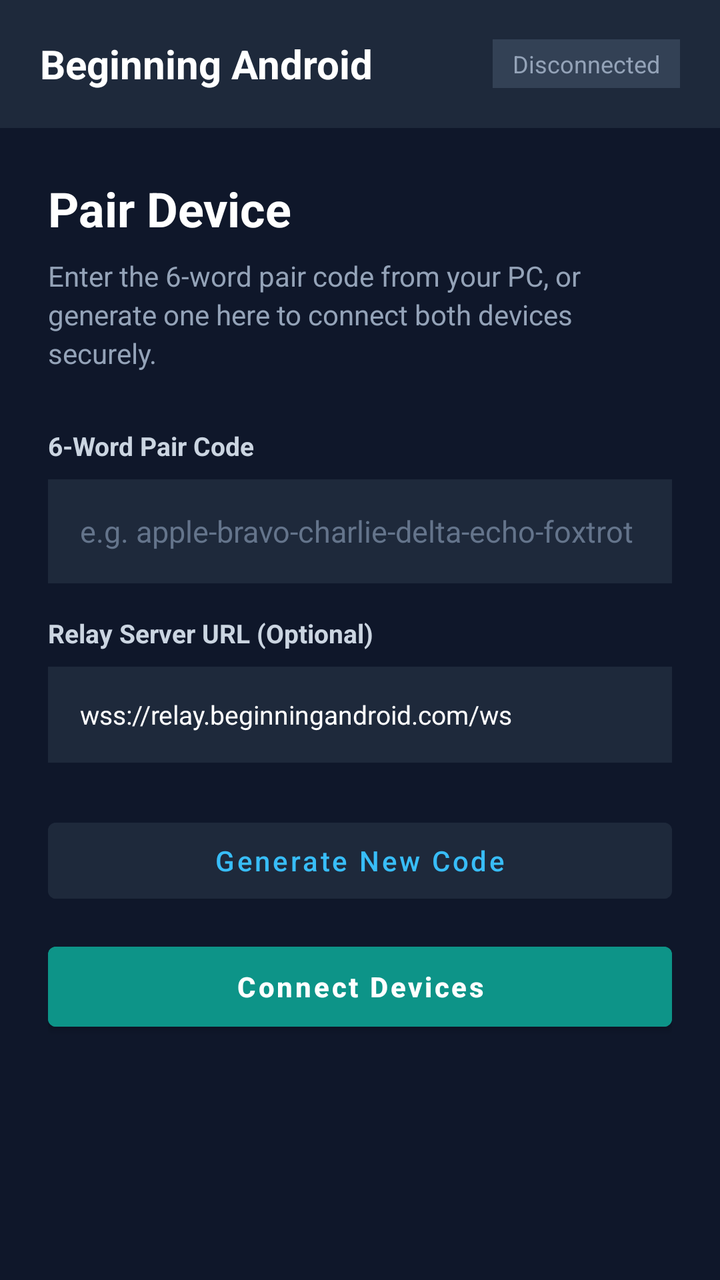
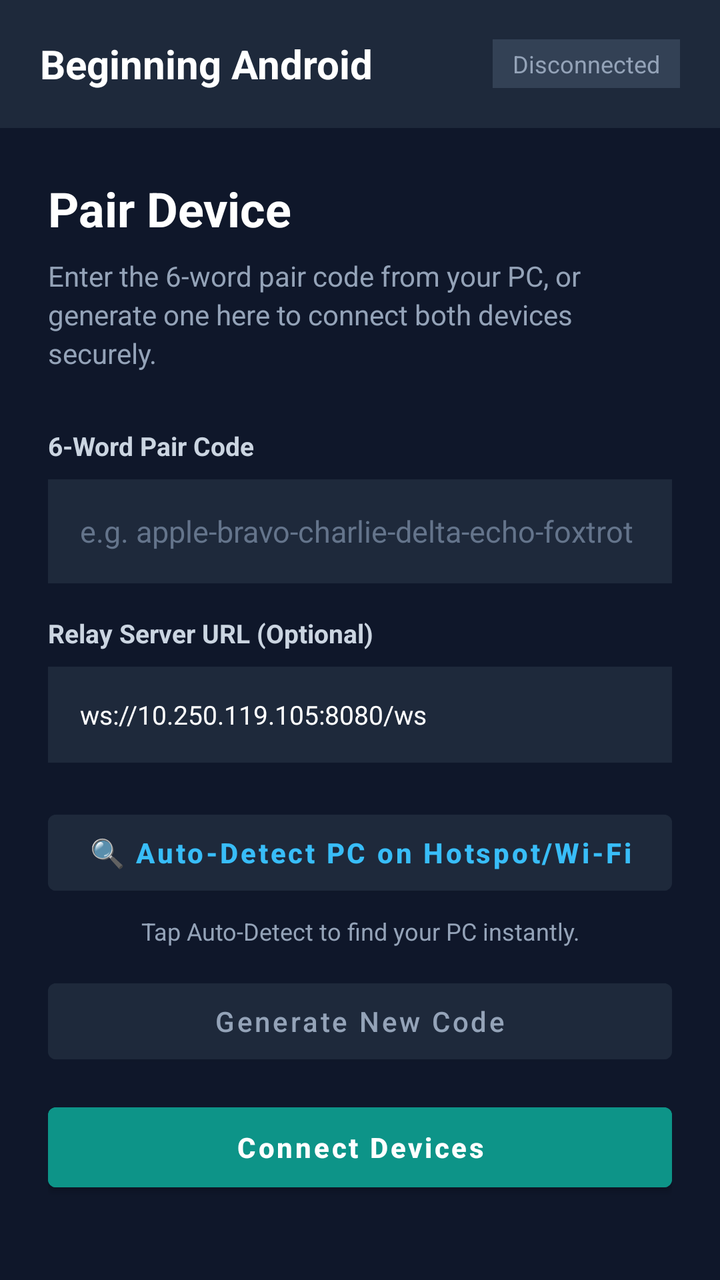

The first picture is an Android layout as it rendered before a commit; the second is the same layout after the commit. The layout source and the unified diff follow.
<!-- AndroidManifest.xml: application theme Theme.BeginningAndroid -->
<!-- res/layout/activity_main.xml -->
<?xml version="1.0" encoding="utf-8"?>
<LinearLayout xmlns:android="http://schemas.android.com/apk/res/android"
    xmlns:app="http://schemas.android.com/apk/res-auto"
    android:layout_width="match_parent"
    android:layout_height="match_parent"
    android:orientation="vertical"
    android:background="#0F172A">

    
    <LinearLayout
        android:layout_width="match_parent"
        android:layout_height="64dp"
        android:orientation="horizontal"
        android:gravity="center_vertical"
        android:paddingHorizontal="20dp"
        android:background="#1E293B">

        <TextView
            android:layout_width="0dp"
            android:layout_height="wrap_content"
            android:layout_weight="1"
            android:text="@string/app_name"
            android:textColor="#FFFFFF"
            android:textSize="20sp"
            android:textStyle="bold" />

        <TextView
            android:id="@+id/badgeStatus"
            android:layout_width="wrap_content"
            android:layout_height="wrap_content"
            android:text="@string/status_disconnected"
            android:textColor="#94A3B8"
            android:textSize="12sp"
            android:paddingHorizontal="10dp"
            android:paddingVertical="4dp"
            android:background="#334155" />
    </LinearLayout>

    <FrameLayout
        android:layout_width="match_parent"
        android:layout_height="match_parent">

        
        <ScrollView
            android:id="@+id/screenPairing"
            android:layout_width="match_parent"
            android:layout_height="match_parent"
            android:visibility="visible">

            <LinearLayout
                android:layout_width="match_parent"
                android:layout_height="wrap_content"
                android:orientation="vertical"
                android:padding="24dp">

                <TextView
                    android:layout_width="wrap_content"
                    android:layout_height="wrap_content"
                    android:text="@string/title_pairing"
                    android:textColor="#FFFFFF"
                    android:textSize="24sp"
                    android:textStyle="bold" />

                <TextView
                    android:layout_width="match_parent"
                    android:layout_height="wrap_content"
                    android:layout_marginTop="8dp"
                    android:text="@string/desc_pairing"
                    android:textColor="#94A3B8"
                    android:textSize="14sp"
                    android:lineSpacingExtra="3dp" />

                <TextView
                    android:layout_width="wrap_content"
                    android:layout_height="wrap_content"
                    android:layout_marginTop="28dp"
                    android:text="6-Word Pair Code"
                    android:textColor="#CBD5E1"
                    android:textSize="13sp"
                    android:textStyle="bold" />

                <EditText
                    android:id="@+id/etPairCode"
                    android:layout_width="match_parent"
                    android:layout_height="52dp"
                    android:layout_marginTop="8dp"
                    android:background="#1E293B"
                    android:hint="@string/hint_pair_code"
                    android:textColor="#FFFFFF"
                    android:textColorHint="#64748B"
                    android:paddingHorizontal="16dp"
                    android:inputType="textNoSuggestions"
                    android:textSize="15sp" />

                <TextView
                    android:layout_width="wrap_content"
                    android:layout_height="wrap_content"
                    android:layout_marginTop="16dp"
                    android:text="Relay Server URL (Optional)"
                    android:textColor="#CBD5E1"
                    android:textSize="13sp"
                    android:textStyle="bold" />

                <EditText
                    android:id="@+id/etServerUrl"
                    android:layout_width="match_parent"
                    android:layout_height="48dp"
                    android:layout_marginTop="8dp"
                    android:background="#1E293B"
                    android:text="@string/default_relay_url"
                    android:textColor="#FFFFFF"
                    android:textColorHint="#64748B"
                    android:paddingHorizontal="16dp"
                    android:inputType="textUri"
                    android:textSize="13sp" />

                <Button
                    android:id="@+id/btnGenerateCode"
                    android:layout_width="match_parent"
                    android:layout_height="50dp"
                    android:layout_marginTop="24dp"
                    android:text="@string/btn_generate"
                    android:textAllCaps="false"
                    android:textColor="#38BDF8"
                    android:backgroundTint="#1E293B" />

                <Button
                    android:id="@+id/btnConnect"
                    android:layout_width="match_parent"
                    android:layout_height="52dp"
                    android:layout_marginTop="12dp"
                    android:text="@string/btn_connect"
                    android:textAllCaps="false"
                    android:textStyle="bold"
                    android:textColor="#FFFFFF"
                    android:backgroundTint="#0D9488" />

            </LinearLayout>
        </ScrollView>

        
        <ScrollView
            android:id="@+id/screenMain"
            android:layout_width="match_parent"
            android:layout_height="match_parent"
            android:visibility="gone">

            <LinearLayout
                android:layout_width="match_parent"
                android:layout_height="wrap_content"
                android:orientation="vertical"
                android:padding="20dp">

                
                <LinearLayout
                    android:layout_width="match_parent"
                    android:layout_height="wrap_content"
                    android:orientation="vertical"
                    android:background="#1E293B"
                    android:padding="16dp">

                    <TextView
                        android:id="@+id/tvConnectedPeer"
                        android:layout_width="wrap_content"
                        android:layout_height="wrap_content"
                        android:text="Connected to: Searching for PC..."
                        android:textColor="#38BDF8"
                        android:textSize="15sp"
                        android:textStyle="bold" />

                    <TextView
                        android:id="@+id/tvActivePairCode"
                        android:layout_width="wrap_content"
                        android:layout_height="wrap_content"
                        android:layout_marginTop="4dp"
                        android:text="Pair Code: -"
                        android:textColor="#94A3B8"
                        android:textSize="12sp" />
                </LinearLayout>

                
                <LinearLayout
                    android:layout_width="match_parent"
                    android:layout_height="wrap_content"
                    android:layout_marginTop="16dp"
                    android:orientation="vertical"
                    android:background="#1E293B"
                    android:padding="16dp">

                    <TextView
                        android:layout_width="wrap_content"
                        android:layout_height="wrap_content"
                        android:text="@string/last_clipboard_title"
                        android:textColor="#F1F5F9"
                        android:textSize="14sp"
                        android:textStyle="bold" />

                    <TextView
                        android:id="@+id/tvLastClipboard"
                        android:layout_width="match_parent"
                        android:layout_height="wrap_content"
                        android:layout_marginTop="8dp"
                        android:background="#0F172A"
                        android:padding="12dp"
                        android:text="No clipboard text synchronized yet"
                        android:textColor="#E2E8F0"
                        android:textSize="14sp"
                        android:maxLines="6" />

                    <Button
                        android:id="@+id/btnCopyClipboard"
                        android:layout_width="match_parent"
                        android:layout_height="44dp"
                        android:layout_marginTop="10dp"
                        android:text="@string/btn_copy_clipboard"
                        android:textAllCaps="false"
                        android:textColor="#0D9488"
                        android:backgroundTint="#0F172A" />
                </LinearLayout>

                
                <LinearLayout
                    android:layout_width="match_parent"
                    android:layout_height="wrap_content"
                    android:layout_marginTop="16dp"
                    android:orientation="vertical"
                    android:background="#1E293B"
                    android:padding="16dp">

                    <TextView
                        android:layout_width="wrap_content"
                        android:layout_height="wrap_content"
                        android:text="🎙️ Live Voice Typing to PC"
                        android:textColor="#F1F5F9"
                        android:textSize="14sp"
                        android:textStyle="bold" />

                    <TextView
                        android:layout_width="wrap_content"
                        android:layout_height="wrap_content"
                        android:layout_marginTop="4dp"
                        android:text="Speak in your language; streams live text directly into PC."
                        android:textColor="#94A3B8"
                        android:textSize="12sp" />

                    <TextView
                        android:id="@+id/tvVoiceTranscription"
                        android:layout_width="match_parent"
                        android:layout_height="wrap_content"
                        android:layout_marginTop="8dp"
                        android:background="#0F172A"
                        android:padding="12dp"
                        android:text="Tap below and begin speaking..."
                        android:textColor="#F8FAFC"
                        android:textSize="14sp"
                        android:minLines="2" />

                    <Button
                        android:id="@+id/btnVoiceTyping"
                        android:layout_width="match_parent"
                        android:layout_height="48dp"
                        android:layout_marginTop="10dp"
                        android:text="@string/btn_voice_typing"
                        android:textAllCaps="false"
                        android:textStyle="bold"
                        android:textColor="#FFFFFF"
                        android:backgroundTint="#0284C7" />
                </LinearLayout>

                
                <Button
                    android:id="@+id/btnDisconnect"
                    android:layout_width="match_parent"
                    android:layout_height="48dp"
                    android:layout_marginTop="24dp"
                    android:text="@string/btn_disconnect"
                    android:textAllCaps="false"
                    android:textColor="#F87171"
                    android:backgroundTint="#1E293B" />

            </LinearLayout>
        </ScrollView>

    </FrameLayout>

</LinearLayout>
<!-- resources referenced by this layout -->
<resources>
  <string name="app_name">Beginning Android</string>
  <string name="btn_connect">Connect Devices</string>
  <string name="btn_copy_clipboard">Copy to Clipboard</string>
  <string name="btn_disconnect">Disconnect / Re-Pair</string>
  <string name="btn_generate">Generate New Code</string>
  <string name="btn_voice_typing">🎙️ Live Voice Typing</string>
  <string name="default_relay_url">wss://relay.beginningandroid.com/ws</string>
  <string name="desc_pairing">Enter the 6-word pair code from your PC, or generate one here to connect both devices securely.</string>
  <string name="hint_pair_code">e.g. apple-bravo-charlie-delta-echo-foxtrot</string>
  <string name="last_clipboard_title">Last Clipboard Text</string>
  <string name="status_disconnected">Disconnected</string>
  <string name="title_pairing">Pair Device</string>
  <style name="Theme.BeginningAndroid" parent="Theme.MaterialComponents.DayNight.NoActionBar">
          <item name="colorPrimary">#0D9488</item>
          <item name="colorPrimaryVariant">#0F766E</item>
          <item name="colorOnPrimary">#FFFFFF</item>
          <item name="colorSecondary">#38BDF8</item>
          <item name="colorSecondaryVariant">#0284C7</item>
          <item name="colorOnSecondary">#000000</item>
          <item name="android:statusBarColor">#0F766E</item>
      </style>
</resources>

<!-- the commit's change to res/layout/activity_main.xml (unified diff, before → after) -->
@@ -115,13 +115,34 @@
                     android:textSize="13sp" />
 
                 <Button
+                    android:id="@+id/btnAutoDetect"
+                    android:layout_width="match_parent"
+                    android:layout_height="50dp"
+                    android:layout_marginTop="20dp"
+                    android:text="🔍 Auto-Detect PC on Hotspot/Wi-Fi"
+                    android:textAllCaps="false"
+                    android:textStyle="bold"
+                    android:textColor="#38BDF8"
+                    android:backgroundTint="#1E293B" />
+
+                <TextView
+                    android:id="@+id/tvDiscoveryStatus"
+                    android:layout_width="match_parent"
+                    android:layout_height="wrap_content"
+                    android:layout_marginTop="6dp"
+                    android:text="Tap Auto-Detect to find your PC instantly."
+                    android:textColor="#94A3B8"
+                    android:textSize="12sp"
+                    android:gravity="center_horizontal" />
+
+                <Button
                     android:id="@+id/btnGenerateCode"
                     android:layout_width="match_parent"
                     android:layout_height="50dp"
-                    android:layout_marginTop="24dp"
+                    android:layout_marginTop="12dp"
                     android:text="@string/btn_generate"
                     android:textAllCaps="false"
-                    android:textColor="#38BDF8"
+                    android:textColor="#94A3B8"
                     android:backgroundTint="#1E293B" />
 
                 <Button
<!-- resource entries referenced after the edit -->
@@ -6,7 +6,7 @@
   <string name="btn_disconnect">Disconnect / Re-Pair</string>
   <string name="btn_generate">Generate New Code</string>
   <string name="btn_voice_typing">🎙️ Live Voice Typing</string>
-  <string name="default_relay_url">wss://relay.beginningandroid.com/ws</string>
+  <string name="default_relay_url">ws://10.250.119.105:8080/ws</string>
   <string name="desc_pairing">Enter the 6-word pair code from your PC, or generate one here to connect both devices securely.</string>
   <string name="hint_pair_code">e.g. apple-bravo-charlie-delta-echo-foxtrot</string>
   <string name="last_clipboard_title">Last Clipboard Text</string>
